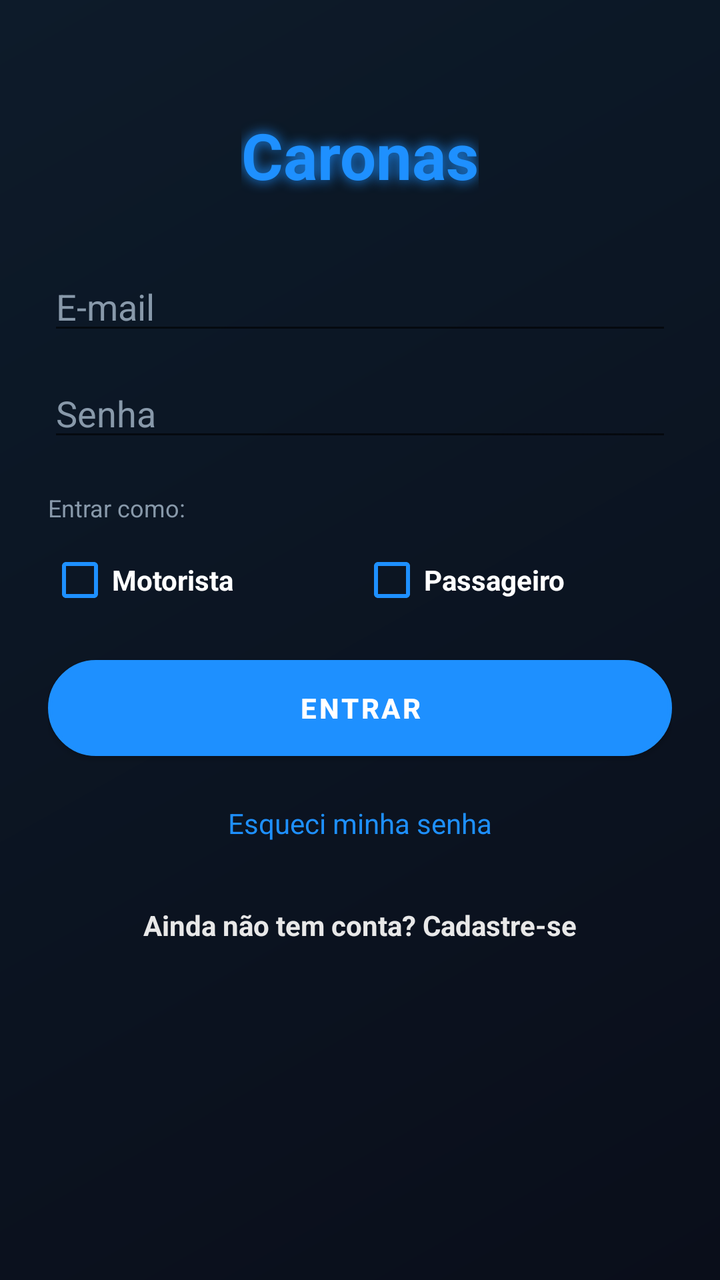
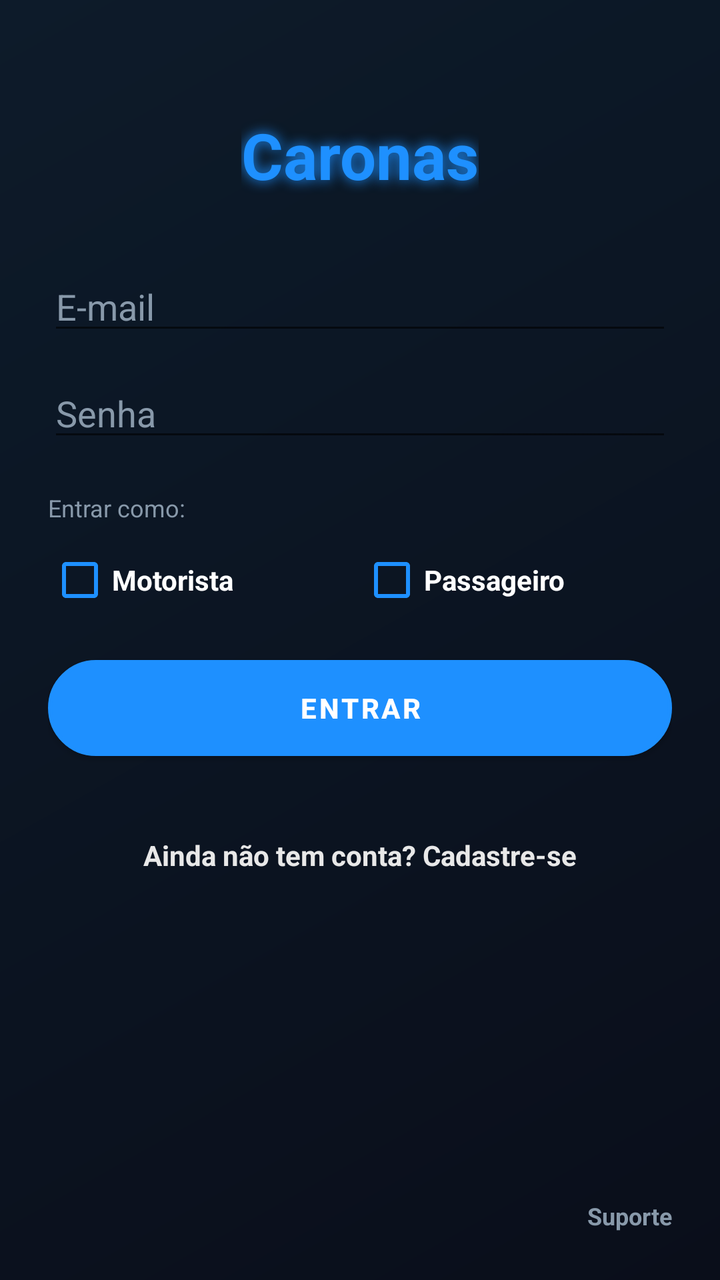

Before-and-after screenshots of an Android layout around one commit, followed by the original layout XML and the change that was made.
<!-- AndroidManifest.xml: application theme Theme.Caronas -->
<!-- res/layout/activity_login_caronas.xml -->
<?xml version="1.0" encoding="utf-8"?>
<ScrollView xmlns:android="http://schemas.android.com/apk/res/android"
    android:id="@+id/scrollRoot"
    android:layout_width="match_parent"
    android:layout_height="match_parent"
    android:clipToPadding="false"
    android:background="@drawable/bg_fundo_caronas">

    <LinearLayout
        android:layout_width="match_parent"
        android:layout_height="wrap_content"
        android:orientation="vertical"
        android:gravity="center_horizontal"
        android:padding="24dp"
        android:minHeight="500dp">

        <TextView
            android:layout_width="wrap_content"
            android:layout_height="wrap_content"
            android:text="@string/login_titulo"
            android:textColor="#1E90FF"
            android:textSize="32sp"
            android:textStyle="bold"
            android:shadowColor="#1E90FF"
            android:shadowDx="0"
            android:shadowDy="0"
            android:shadowRadius="16"
            android:layout_marginTop="32dp"
            android:layout_marginBottom="32dp" />

        <EditText
            android:id="@+id/etEmail"
            android:layout_width="match_parent"
            android:layout_height="wrap_content"
            android:hint="@string/login_email"
            android:textColor="#FFFFFF"
            android:textColorHint="#8899AA"
            android:inputType="textEmailAddress"
            android:layout_marginBottom="12dp" />

        <EditText
            android:id="@+id/etSenha"
            android:layout_width="match_parent"
            android:layout_height="wrap_content"
            android:hint="@string/login_senha"
            android:textColor="#FFFFFF"
            android:textColorHint="#8899AA"
            android:inputType="textPassword"
            android:layout_marginBottom="20dp" />

        <TextView
            android:layout_width="match_parent"
            android:layout_height="wrap_content"
            android:text="@string/login_entrar_como"
            android:textColor="#8899AA"
            android:textSize="12sp"
            android:layout_marginBottom="4dp" />

        <LinearLayout
            android:layout_width="match_parent"
            android:layout_height="wrap_content"
            android:orientation="horizontal"
            android:layout_marginBottom="16dp">

            <CheckBox
                android:id="@+id/cbLoginMotorista"
                android:layout_width="0dp"
                android:layout_height="wrap_content"
                android:layout_weight="1"
                android:text="@string/tela_papel_motorista"
                android:textColor="#FFFFFF"
                android:textStyle="bold"
                android:buttonTint="#1E90FF" />

            <CheckBox
                android:id="@+id/cbLoginPassageiro"
                android:layout_width="0dp"
                android:layout_height="wrap_content"
                android:layout_weight="1"
                android:text="@string/tela_papel_passageiro"
                android:textColor="#FFFFFF"
                android:textStyle="bold"
                android:buttonTint="#1E90FF" />

        </LinearLayout>

        <Button
            android:id="@+id/btnEntrar"
            android:layout_width="match_parent"
            android:layout_height="wrap_content"
            android:text="@string/login_botao_entrar"
            android:textColor="#FFFFFF"
            android:textStyle="bold"
            android:background="@drawable/botao_azul_neon"
            android:layout_marginBottom="16dp" />

        <ProgressBar
            android:id="@+id/progressBar"
            android:layout_width="wrap_content"
            android:layout_height="wrap_content"
            android:visibility="gone"
            android:layout_marginBottom="16dp" />

        <TextView
            android:id="@+id/tvEsqueciSenha"
            android:layout_width="wrap_content"
            android:layout_height="wrap_content"
            android:text="@string/login_esqueci_senha"
            android:textColor="#1E90FF"
            android:padding="8dp"
            android:clickable="true"
            android:focusable="true" />

        <TextView
            android:id="@+id/tvCriarConta"
            android:layout_width="wrap_content"
            android:layout_height="wrap_content"
            android:text="@string/login_criar_conta"
            android:textColor="#E8E8E8"
            android:textStyle="bold"
            android:padding="8dp"
            android:layout_marginTop="16dp"
            android:clickable="true"
            android:focusable="true" />

    </LinearLayout>
</ScrollView>
<!-- resources referenced by this layout -->
<resources>
  <!-- drawable bg_fundo_caronas (drawable) -->
  <?xml version="1.0" encoding="utf-8"?>
  <shape xmlns:android="http://schemas.android.com/apk/res/android">
      <gradient
          android:startColor="#0A0E1A"
          android:endColor="#0D1B2A"
          android:angle="135" />
  </shape>
  <!-- drawable botao_azul_neon (drawable) -->
  <?xml version="1.0" encoding="utf-8"?>
  <shape xmlns:android="http://schemas.android.com/apk/res/android">
      <solid android:color="#1E90FF" />
      <corners android:radius="25dp" />
      <stroke android:width="2dp" android:color="#66C7FF" />
      <padding android:left="16dp" android:right="16dp" android:top="12dp" android:bottom="12dp" />
  </shape>
  <string name="login_botao_entrar">Entrar</string>
  <string name="login_criar_conta">Ainda não tem conta? Cadastre-se</string>
  <string name="login_email">E-mail</string>
  <string name="login_entrar_como">Entrar como:</string>
  <string name="login_esqueci_senha">Esqueci minha senha</string>
  <string name="login_senha">Senha</string>
  <string name="login_titulo">Caronas</string>
  <string name="tela_papel_motorista">Motorista</string>
  <string name="tela_papel_passageiro">Passageiro</string>
  <style name="Theme.Caronas" parent="Theme.MaterialComponents.DayNight.NoActionBar">
          <item name="colorPrimary">@color/azul_neon</item>
          <item name="colorPrimaryVariant">@color/azul_neon_escuro</item>
          <item name="colorOnPrimary">@color/white</item>
          <item name="colorSecondary">@color/azul_neon</item>
          <item name="colorSecondaryVariant">@color/azul_neon_escuro</item>
          <item name="colorOnSecondary">@color/white</item>
          <item name="android:statusBarColor">@color/fundo_escuro</item>
          <item name="android:windowBackground">@color/fundo_escuro</item>
      </style>
  <color name="azul_neon">#1E90FF</color>
  <color name="azul_neon_escuro">#0D47A1</color>
  <color name="white">#FFFFFFFF</color>
  <color name="fundo_escuro">#0A0E1A</color>
</resources>

<!-- the commit's change to res/layout/activity_login_caronas.xml (unified diff, before → after) -->
@@ -1,10 +1,14 @@
 <?xml version="1.0" encoding="utf-8"?>
-<ScrollView xmlns:android="http://schemas.android.com/apk/res/android"
+<FrameLayout xmlns:android="http://schemas.android.com/apk/res/android"
+    android:layout_width="match_parent"
+    android:layout_height="match_parent"
+    android:background="@drawable/bg_fundo_caronas">
+
+<ScrollView
     android:id="@+id/scrollRoot"
     android:layout_width="match_parent"
     android:layout_height="match_parent"
-    android:clipToPadding="false"
-    android:background="@drawable/bg_fundo_caronas">
+    android:clipToPadding="false">
 
     <LinearLayout
         android:layout_width="match_parent"
@@ -102,16 +106,6 @@
             android:layout_marginBottom="16dp" />
 
         <TextView
-            android:id="@+id/tvEsqueciSenha"
-            android:layout_width="wrap_content"
-            android:layout_height="wrap_content"
-            android:text="@string/login_esqueci_senha"
-            android:textColor="#1E90FF"
-            android:padding="8dp"
-            android:clickable="true"
-            android:focusable="true" />
-
-        <TextView
             android:id="@+id/tvCriarConta"
             android:layout_width="wrap_content"
             android:layout_height="wrap_content"
@@ -125,3 +119,19 @@
 
     </LinearLayout>
 </ScrollView>
+
+    <TextView
+        android:id="@+id/tvSuporte"
+        android:layout_width="wrap_content"
+        android:layout_height="wrap_content"
+        android:layout_gravity="bottom|end"
+        android:layout_margin="16dp"
+        android:text="@string/login_suporte"
+        android:textColor="#8899AA"
+        android:textSize="12sp"
+        android:textStyle="bold"
+        android:padding="8dp"
+        android:clickable="true"
+        android:focusable="true" />
+
+</FrameLayout>
<!-- resource entries referenced after the edit -->
@@ -20,8 +20,8 @@
   <string name="login_criar_conta">Ainda não tem conta? Cadastre-se</string>
   <string name="login_email">E-mail</string>
   <string name="login_entrar_como">Entrar como:</string>
-  <string name="login_esqueci_senha">Esqueci minha senha</string>
   <string name="login_senha">Senha</string>
+  <string name="login_suporte">Suporte</string>
   <string name="login_titulo">Caronas</string>
   <string name="tela_papel_motorista">Motorista</string>
   <string name="tela_papel_passageiro">Passageiro</string>
